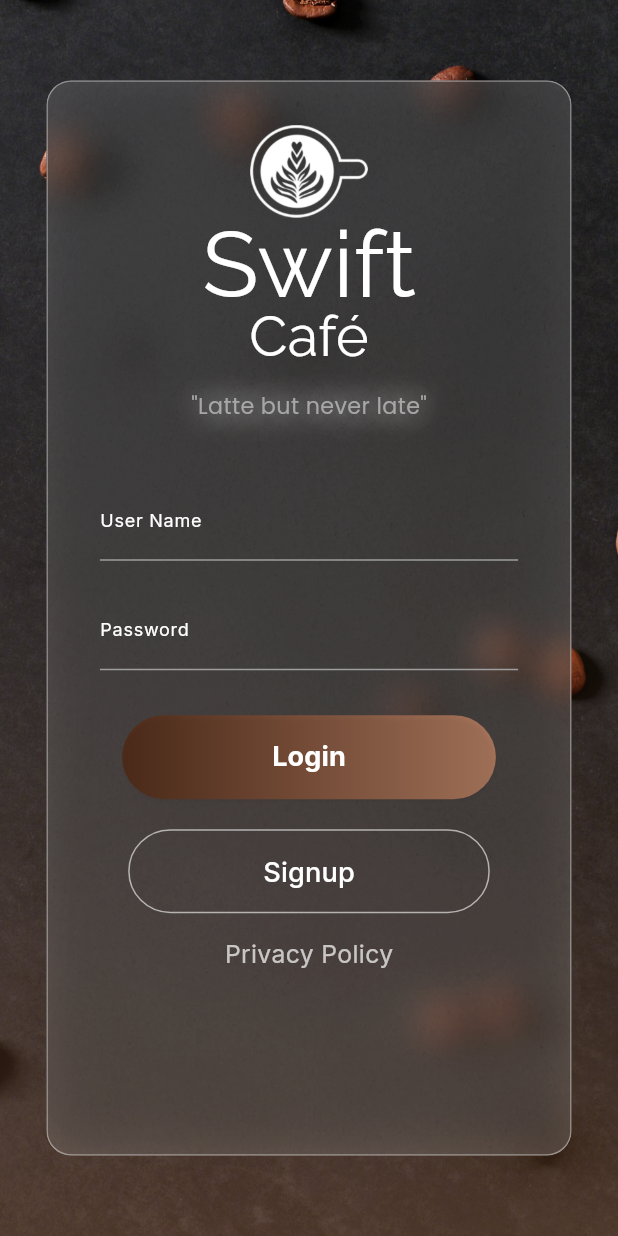
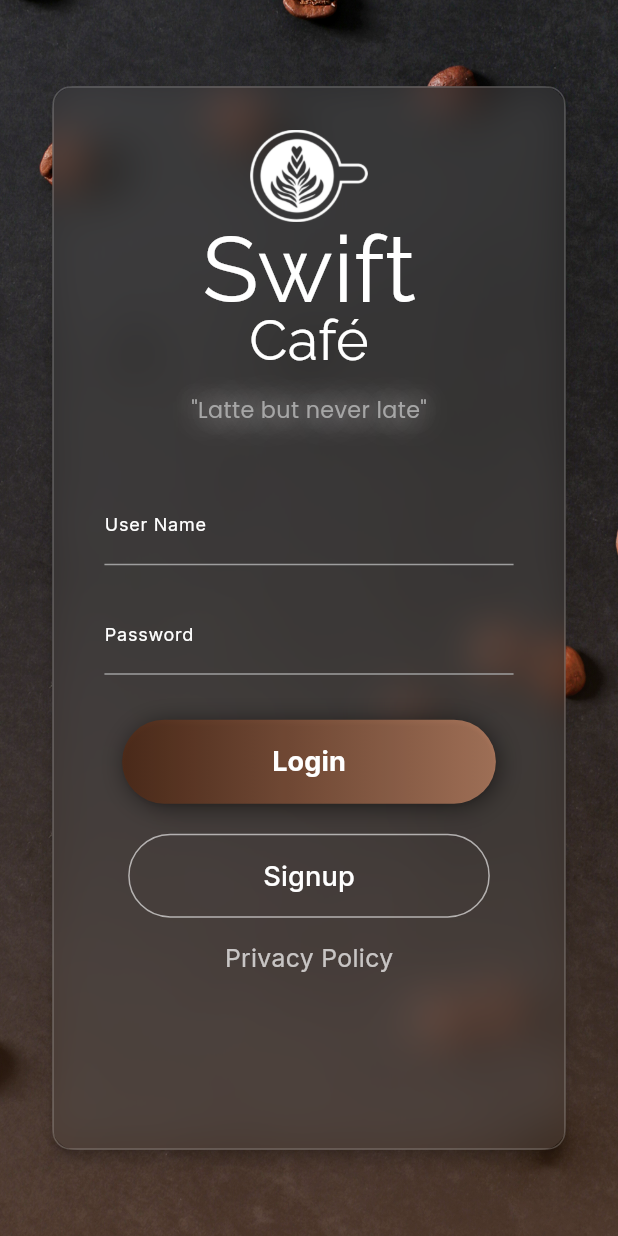
Before and after one commit to RahulShaw321/swift_cafe, a Flutter app: the screen it shows after launch, on a phone screen of 412 x 824 dp. Run offline on Flutter 3.47's test engine with Material 3 defaults, Android fonts, the phone set to English and light mode, and no system bars; our stand-ins replace google_fonts.

Commit message:
some changes on the login screen and added some custom widgets for applying on different pages and for cleaner code

```diff
--- a/lib/main.dart
+++ b/lib/main.dart
@@ -1,4 +1,5 @@
 import 'package:flutter/material.dart';
+import 'package:swift_cafe_app/pages/home_screen.dart';
 import 'package:swift_cafe_app/pages/login_screen.dart';
 
 void main() {
--- a/lib/pages/login_screen.dart
+++ b/lib/pages/login_screen.dart
@@ -1,7 +1,9 @@
 import 'dart:ui';
+
 import 'package:flutter/material.dart';
 import 'package:google_fonts/google_fonts.dart';
 import 'package:swift_cafe_app/widgets/custom_text_field.dart';
+import 'package:swift_cafe_app/widgets/glassmorphism.dart';
 import 'package:swift_cafe_app/widgets/login_button.dart';
 import 'package:swift_cafe_app/widgets/noisy_background.dart';
 import 'package:swift_cafe_app/widgets/signup_button.dart';
@@ -48,39 +50,23 @@ class LoginScreen extends StatelessWidget {
                     ),
                   ),
                 ),
-                // Glassmorphism container
-                ClipRRect(
-                  borderRadius: BorderRadius.circular(deviceHeight * 0.02),
-                  child: BackdropFilter(
-                    filter: ImageFilter.blur(sigmaX: 12, sigmaY: 12),
-                    child: NoisyBackground(
-                      deviceHeight: deviceHeight,
-                      ForegroundWidget: Container(
-                        height: deviceHeight * 0.87,
-                        width: deviceWidth * 0.85,
-                        decoration: BoxDecoration(
-                          borderRadius:
-                              BorderRadius.circular(deviceHeight * 0.02),
-                          color: Colors.white.withOpacity(0.08),
-                          border: Border.all(
-                            color: Colors.white.withOpacity(0.4),
-                            width: 1,
-                          ),
-                          boxShadow: [
-                            BoxShadow(
-                              color: Colors.black.withOpacity(0.1),
-                              blurRadius: 24,
-                              offset: const Offset(4, 4),
-                            ),
-                            BoxShadow(
-                              color: Colors.black.withOpacity(0.2),
-                              blurRadius: 24,
-                              spreadRadius: -1,
-                              offset: const Offset(-4, -4),
-                            ),
-                          ],
-                        ),
-                        child: Padding(
+
+                 SizedBox(
+                    height: deviceHeight * 0.87,
+                    width: deviceWidth * 0.85,
+                    child: Card(
+                      elevation: 4,
+                      color: Colors.transparent,
+
+
+                      shape: RoundedRectangleBorder(
+                        side: BorderSide(color: Colors.white.withOpacity(0.2)),
+                        borderRadius: BorderRadius.circular(
+                            deviceHeight * 0.015), // Smooth, rounded corners
+                      ),
+                      child: Glassmorphism(
+                        deviceHeight: deviceHeight,
+                        widget: Padding(
                           padding: EdgeInsets.symmetric(
                             horizontal: deviceHeight * 0.03,
                             vertical: deviceHeight * 0.035,
@@ -125,18 +111,15 @@ class LoginScreen extends StatelessWidget {
                                             171, 171, 171, 0.95),
                                         shadows: [
                                           Shadow(
-                                            color:
-                                                Colors.white.withOpacity(0.6),
+                                            color: Colors.white.withOpacity(0.6),
                                             blurRadius: 20,
                                           ),
                                           Shadow(
-                                            color:
-                                                Colors.white.withOpacity(0.4),
+                                            color: Colors.white.withOpacity(0.4),
                                             blurRadius: 30,
                                           ),
                                           Shadow(
-                                            color:
-                                                Colors.white.withOpacity(0.2),
+                                            color: Colors.white.withOpacity(0.2),
                                             blurRadius: 40,
                                           ),
                                         ],
@@ -178,7 +161,7 @@ class LoginScreen extends StatelessWidget {
                       ),
                     ),
                   ),
-                ),
+
               ],
             ),
           ),
--- /dev/null
+++ b/lib/widgets/glassmorphism.dart
@@ -0,0 +1,31 @@
+import 'dart:ui';
+
+import 'package:flutter/material.dart';
+
+class Glassmorphism extends StatelessWidget {
+  final Widget widget;
+  final deviceHeight;
+  const Glassmorphism({super.key, required this.widget, this.deviceHeight});
+
+  @override
+  Widget build(BuildContext context) {
+    return ClipRRect(
+      borderRadius: BorderRadius.circular(deviceHeight * 0.02),
+      child: Container(
+        decoration: BoxDecoration(
+      color: Colors.white.withOpacity(0.1), // Frosted glass effect
+
+
+        ),
+        child: BackdropFilter(
+      filter: ImageFilter.blur(sigmaX: 15.0, sigmaY: 15.0),
+      child: Container(
+        color: Colors.white.withOpacity(0.02), // Overlay for smoother look
+        child: widget,
+      ),
+        ),
+      ),
+    );
+
+  }
+}
--- a/lib/widgets/login_button.dart
+++ b/lib/widgets/login_button.dart
@@ -16,11 +16,21 @@ class LoginButton extends StatelessWidget {
           ],
         ),
         borderRadius: BorderRadius.circular(30), // Rounded corners
+        boxShadow: [
+          BoxShadow(
+            color: Colors.black.withOpacity(0.65),
+            blurRadius: 15,
+            spreadRadius: -2,
+            offset: const Offset(2, 2),
+          ),
+
+        ],
       ),
       child: ElevatedButton(
         onPressed: () => print("Login Pressed"),
         style: ElevatedButton.styleFrom(
-      backgroundColor: Colors.transparent, // Transparent to show the gradient
+          backgroundColor:
+              Colors.transparent, // Transparent to show the gradient
           shadowColor: Colors.black.withOpacity(0.2),
           shape: RoundedRectangleBorder(
             borderRadius: BorderRadius.circular(30),
@@ -40,7 +50,5 @@ class LoginButton extends StatelessWidget {
         ),
       ),
     );
-
-
   }
 }
--- a/lib/widgets/noisy_background.dart
+++ b/lib/widgets/noisy_background.dart
@@ -1,27 +1,33 @@
 import 'package:flutter/material.dart';
-
-
 
 class NoisyBackground extends StatelessWidget {
   final deviceHeight;
   final Widget ForegroundWidget;
-  const NoisyBackground({super.key, this.deviceHeight, required this.ForegroundWidget});
+
+  const NoisyBackground(
+      {super.key, this.deviceHeight, required this.ForegroundWidget});
 
   @override
   Widget build(BuildContext context) {
-    return Stack(children: [Positioned.fill(
+    return Stack(
+      children: [
+        Positioned.fill(
           child: Opacity(
             opacity: 0.1, // Subtle opacity for the noise texture
             child: ClipRRect(
-      borderRadius: BorderRadius.circular(deviceHeight * 0.02), // Consistent rounded corners
+              borderRadius: BorderRadius.circular(
+                  deviceHeight * 0.01), // Consistent rounded corners
               child: Image.asset(
-        "assets/images/noisy-background.jpg", // Noise texture
-        fit: BoxFit.cover, // Ensure the texture covers the entire container
+                "assets/images/noise.png", // Noise texture
+
+                fit: BoxFit
+                    .cover, // Ensure the texture covers the entire container
               ),
             ),
           ),
         ),
         ForegroundWidget
-],);
+      ],
+    );
   }
 }
--- a/lib/widgets/signup_button.dart
+++ b/lib/widgets/signup_button.dart
@@ -15,7 +15,7 @@ class SignupButton extends StatelessWidget {
                                 shape: RoundedRectangleBorder(
                                   borderRadius: BorderRadius.circular(30),
                                 ),
-                                padding: EdgeInsets.symmetric(
+                                padding: const EdgeInsets.symmetric(
                                   horizontal: 90,
                                   vertical: 15,
                                 ),
--- a/pubspec.yaml
+++ b/pubspec.yaml
@@ -65,6 +65,10 @@ flutter:
     - assets/images/background_img.jpg
     - assets/images/noisy-background.jpg
     - assets/images/noise.png
+    - assets/images/espresso.jpg
+    - assets/images/latte.png
+    - assets/images/americano.png
+    - assets/images/cappuccino.png
 
 
 
```
Also changed, not shown: lib/coffees_list.dart (+4 -4 lines), lib/pages/home_screen.dart (+164 -99 lines), lib/widgets/grid_tile_card.dart (added, +197 -0 lines), lib/widgets/list_view_card.dart (added, +97 -0 lines), assets/images/americano.png (added), assets/images/cappuccino.png (added), assets/images/espresso.jpg (added), assets/images/latte.png (added), assets/images/noise.png. Lines whose indentation alone changed are shown as unchanged.
